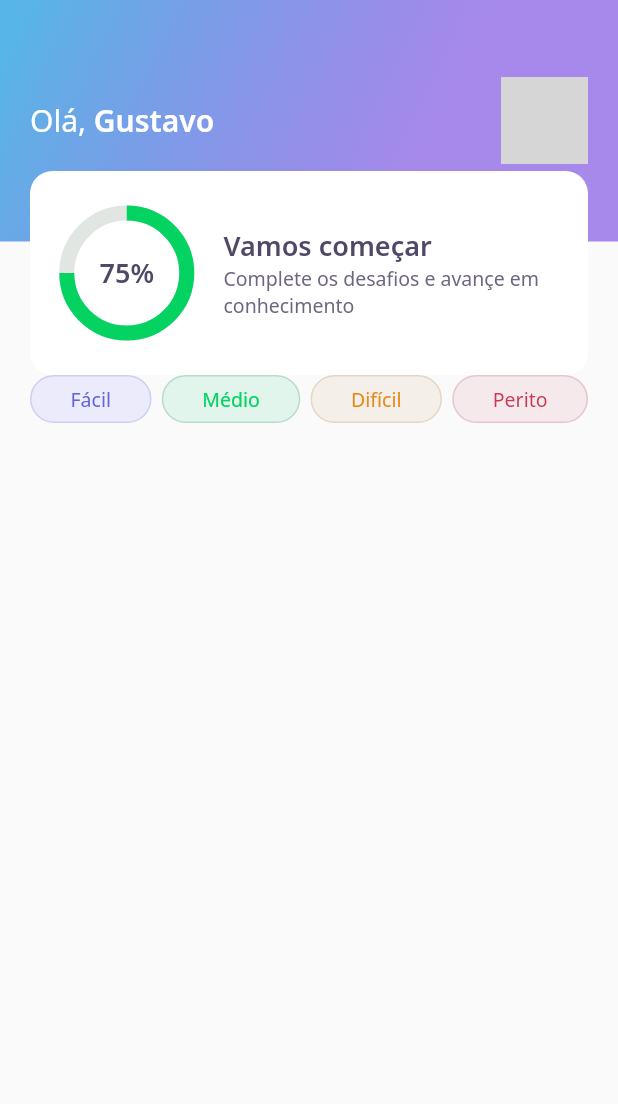
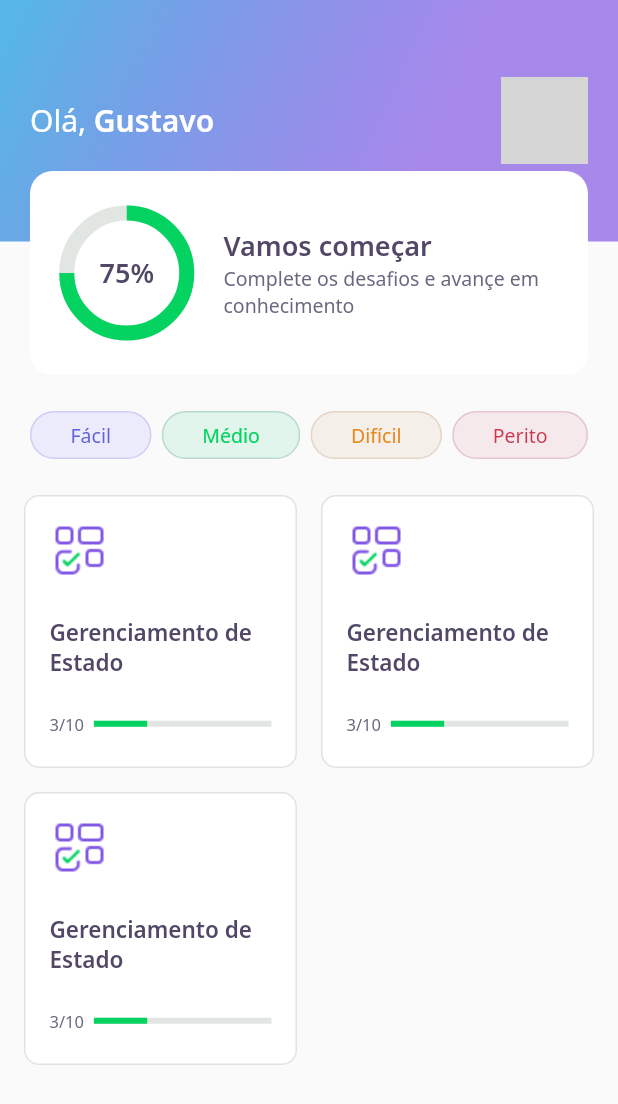
Before and after one commit to gstvds/devquiz, a Flutter app: the screen it shows after launch, on a phone screen of 412 x 824 dp. Shown: the top 1104 px of the screen. Run offline on Flutter 3.47's test engine with Material 2 defaults, Android fonts, the phone set to English and light mode, and no system bars; our stand-ins replace google_fonts; network calls fail; grey boxes are pictures that could not be loaded.

Commit message:
feat: Adds QuizCard widget

```diff
--- a/lib/home/home_page.dart
+++ b/lib/home/home_page.dart
@@ -1,5 +1,6 @@
 import 'package:DevQuiz/home/widgets/appbar/appbar_widget.dart';
 import 'package:DevQuiz/home/widgets/level_button/level_button_widget.dart';
+import 'package:DevQuiz/home/widgets/quiz_card/quiz_card_widget.dart';
 import 'package:flutter/material.dart';
 
 class HomePage extends StatefulWidget {
@@ -12,8 +13,10 @@ class _HomePageState extends State<HomePage> {
   Widget build(BuildContext context) {
     return Scaffold(
       appBar: AppBarWidget(),
-      body: Padding(
-        padding: const EdgeInsets.symmetric(horizontal: 20),
+      body: Column(
+        children: [
+          Padding(
+            padding: const EdgeInsets.symmetric(horizontal: 20, vertical: 24),
             child: Row(
               mainAxisAlignment: MainAxisAlignment.spaceBetween,
               children: [
@@ -32,6 +35,21 @@ class _HomePageState extends State<HomePage> {
               ],
             ),
           ),
+          Expanded(
+            child: GridView.count(
+              padding: EdgeInsets.symmetric(horizontal: 16),
+              crossAxisSpacing: 16,
+              mainAxisSpacing: 16,
+              crossAxisCount: 2,
+              children: [
+                QuizCardWidget(),
+                QuizCardWidget(),
+                QuizCardWidget(),
+              ],
+            ),
+          )
+        ],
+      ),
     );
   }
 }
--- /dev/null
+++ b/lib/home/widgets/quiz_card/quiz_card_widget.dart
@@ -0,0 +1,44 @@
+import 'package:DevQuiz/core/core.dart';
+import 'package:flutter/material.dart';
+
+class QuizCardWidget extends StatelessWidget {
+  @override
+  Widget build(BuildContext context) {
+    return Container(
+      padding: EdgeInsets.all(16),
+      decoration: BoxDecoration(
+        border: Border.fromBorderSide(BorderSide(color: AppColors.border)),
+        borderRadius: BorderRadius.circular(10),
+        color: AppColors.white,
+      ),
+      child: Column(
+        crossAxisAlignment: CrossAxisAlignment.start,
+        children: [
+          Container(
+            height: 40,
+            width: 40,
+            child: Image.asset(AppImages.blocks),
+          ),
+          SizedBox(height: 24),
+          Text("Gerenciamento de Estado", style: AppTextStyles.heading15),
+          SizedBox(height: 24),
+          Row(
+            children: [
+              Expanded(
+                  flex: 1, child: Text("3/10", style: AppTextStyles.body11)),
+              Expanded(
+                flex: 4,
+                child: LinearProgressIndicator(
+                  value: 0.3,
+                  backgroundColor: AppColors.chartSecondary,
+                  valueColor:
+                      AlwaysStoppedAnimation<Color>(AppColors.chartPrimary),
+                ),
+              )
+            ],
+          )
+        ],
+      ),
+    );
+  }
+}
```
Lines whose indentation alone changed are shown as unchanged.
